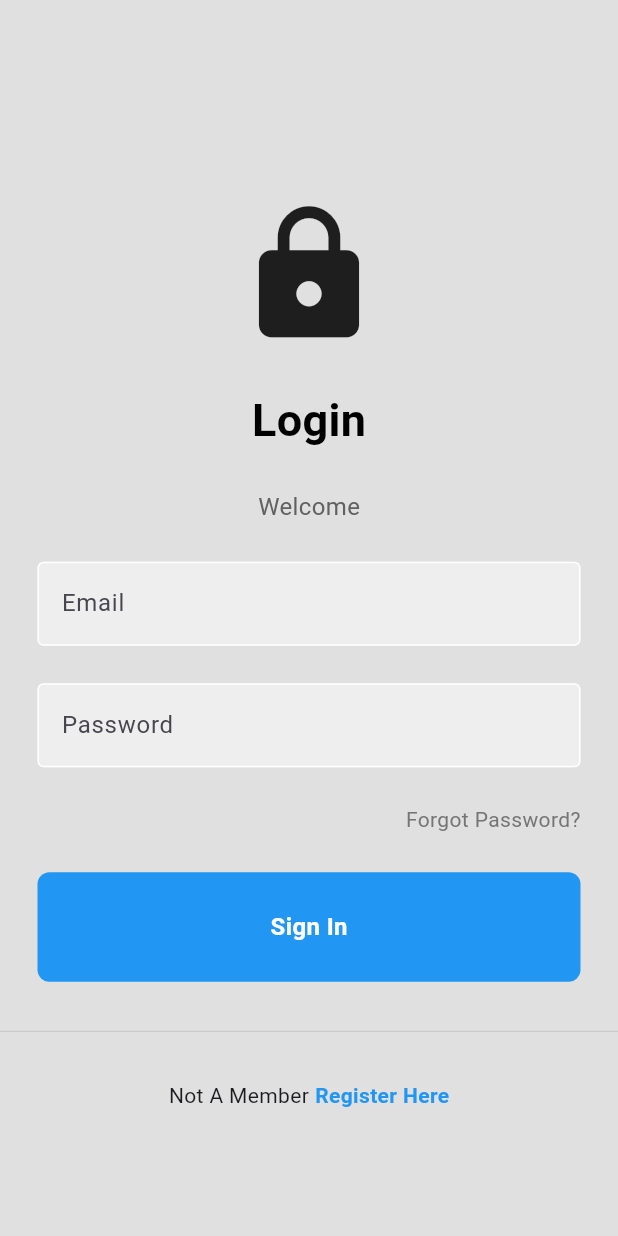
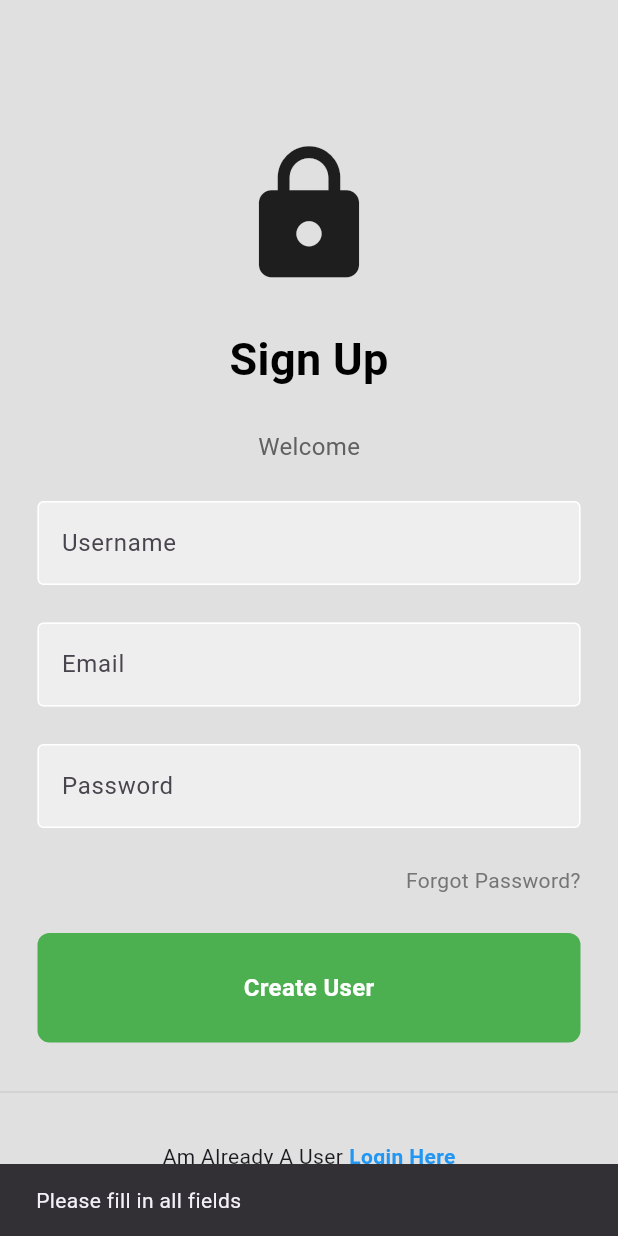
Before and after one commit to MadsMBFrandsen/deploy_it_app, a Flutter app: the SignUpPage screen opened by its route, after a tap on "Create User", on a phone screen of 412 x 824 dp. Run offline on Flutter 3.47's test engine with Material 3 defaults, Android fonts, the phone set to English and light mode, and no system bars; our stand-ins replace fl_chart, shared_preferences; accounts and stored records are empty.

Commit message:
[IMP] Upgrade SignUpPage with email input, form validation, and API integration

```diff
--- a/lib/pages/sign_up_page.dart
+++ b/lib/pages/sign_up_page.dart
@@ -1,18 +1,55 @@
 import 'package:deploy_it_app/components/my_button.dart';
 import 'package:deploy_it_app/components/my_textfield.dart';
 import 'package:flutter/material.dart';
-
+import 'package:deploy_it_app/components/api_calls.dart'; // Make sure your api_calls.dart is updated
 
 class SignUpPage extends StatelessWidget {
   SignUpPage({super.key});
 
   final usernameController = TextEditingController();
+  final emailController = TextEditingController(); // <-- added this
   final passwordController = TextEditingController();
 
-  void signUserUp(BuildContext context){
-    Navigator.pushReplacementNamed(context, '/login');
+  void signUserUp(BuildContext context) async {
+    String username = usernameController.text.trim();
+    String email = emailController.text.trim();
+    String password = passwordController.text.trim();
+
+    if (username.isEmpty || email.isEmpty || password.isEmpty) {
+      ScaffoldMessenger.of(context).showSnackBar(
+        SnackBar(content: Text('Please fill in all fields')),
+      );
+      return;
     }
 
+    try {
+      String result = await ApiService.signUpUser(
+        username: username,
+        email: email.trim().toLowerCase(),
+        password: password,
+      );
+
+      ScaffoldMessenger.of(context).showSnackBar(
+        SnackBar(content: Text(result)),
+      );
+
+      Navigator.pushReplacementNamed(context, '/login');
+    } catch (e) {
+      String errorMessage = e.toString().replaceFirst('Exception: ', '');
+
+      // Specific handling
+      if (errorMessage.contains('email has already been taken')) {
+        errorMessage = 'This email is already registered. Please try logging in or use another email.';
+      }
+
+      ScaffoldMessenger.of(context).showSnackBar(
+        SnackBar(
+          content: Text(errorMessage),
+          backgroundColor: Colors.red,
+        ),
+      );
+    }
+  }
 
   @override
   Widget build(BuildContext context) {
@@ -20,92 +57,104 @@ class SignUpPage extends StatelessWidget {
       backgroundColor: Colors.grey[300],
       body: SafeArea(
         child: Center(
+          child: SingleChildScrollView( // <-- add scroll for small screens
             child: Column(
               mainAxisAlignment: MainAxisAlignment.center,
               children: [
                 const SizedBox(height: 50),
 
-              const Icon(Icons.lock,
-                size: 100,
+                const Icon(Icons.lock, size: 100),
+
+                const SizedBox(height: 25),
+
+                Text('Sign Up', // <-- corrected this from 'Login'
+                  style: TextStyle(color: Colors.black,
+                      fontSize: 30,
+                      fontWeight: FontWeight.bold),
                 ),
 
-              SizedBox(height: 25),
-              Text('Login',
-                style: TextStyle(color: Colors.black,
-                    fontSize: 30,
-                    fontWeight: FontWeight.bold
-                ),
-              ),
+                const SizedBox(height: 25),
 
-              SizedBox(height: 25),
-              Text('Welcome',
-                style: TextStyle(color: Colors.grey[700],
-                    fontSize: 16),
-              ),
+                Text('Welcome', style: TextStyle(color: Colors.grey[700], fontSize: 16)),
 
-              SizedBox(height: 25),
+                const SizedBox(height: 25),
 
+                // Username field
                 MyTextField(
                   controller: usernameController,
                   hintText: 'Username',
                   obscureText: false,
                 ),
 
-              SizedBox(height: 25),
+                const SizedBox(height: 25),
 
+                // Email field (NEW)
+                MyTextField(
+                  controller: emailController,
+                  hintText: 'Email',
+                  obscureText: false,
+                ),
+
+                const SizedBox(height: 25),
+
+                // Password field
                 MyTextField(
                   controller: passwordController,
                   hintText: 'Password',
-                obscureText: false,
+                  obscureText: true,
                 ),
 
-              SizedBox(height: 25),
+                const SizedBox(height: 25),
 
                 Padding(
                   padding: const EdgeInsets.symmetric(horizontal: 25.0),
                   child: Row(
                     mainAxisAlignment: MainAxisAlignment.end,
                     children: [
-                    Text('Forgot Password?',
-                      style: TextStyle(color: Colors.grey[600]),
-                    ),
+                      Text('Forgot Password?', style: TextStyle(color: Colors.grey[600])),
                     ],
                   ),
                 ),
 
-              SizedBox(height: 25),
+                const SizedBox(height: 25),
 
                 MyButton(
                   onTap: () => signUserUp(context),
                   text: 'Create User',
                   backgroundColor: Colors.green,
                   textColor: Colors.white,
-                padd: EdgeInsets.all(25),
-                marg: EdgeInsets.symmetric(horizontal: 25),
+                  padd: const EdgeInsets.all(25),
+                  marg: const EdgeInsets.symmetric(horizontal: 25),
                 ),
 
-              SizedBox(height: 25),
+                const SizedBox(height: 25),
 
-              Divider(
-                thickness: 0.5,
-                color: Colors.grey[400],
-              ),
+                Divider(thickness: 0.5, color: Colors.grey[400]),
 
-              SizedBox(height: 25),
+                const SizedBox(height: 25),
 
                 Row(
                   mainAxisAlignment: MainAxisAlignment.center,
                   children: [
                     Text('Am Already A User'),
-                  const SizedBox(width: 4,),
-                  Text('´Login Here',
+                    const SizedBox(width: 4),
+                    GestureDetector(
+                      onTap: () {
+                        Navigator.pushReplacementNamed(context, '/login');
+                      },
+                      child: Text(
+                        'Login Here',
                         style: TextStyle(
-                        color: Colors.blue, fontWeight: FontWeight.bold),
-                  )
+                          color: Colors.blue,
+                          fontWeight: FontWeight.bold,
+                        ),
+                      ),
+                    ),
                   ],
-              )
-
-            ],),
+                ),
+              ],
+            ),
+          ),
         ),
       ),
     );
```
Lines whose indentation alone changed are shown as unchanged.
